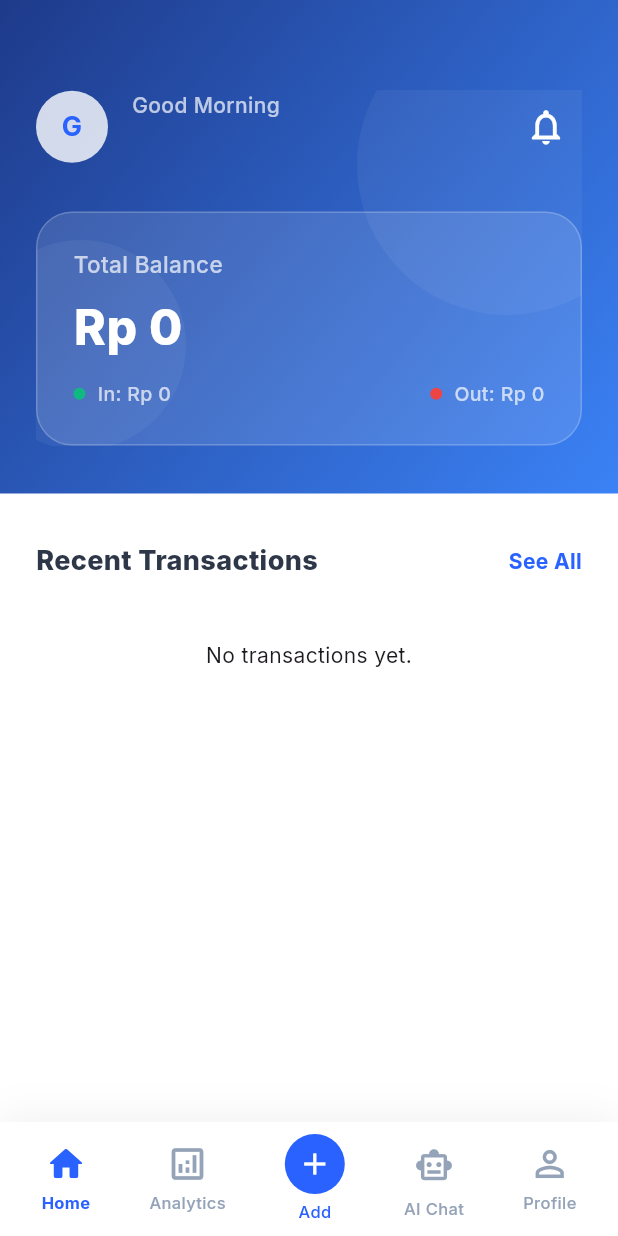
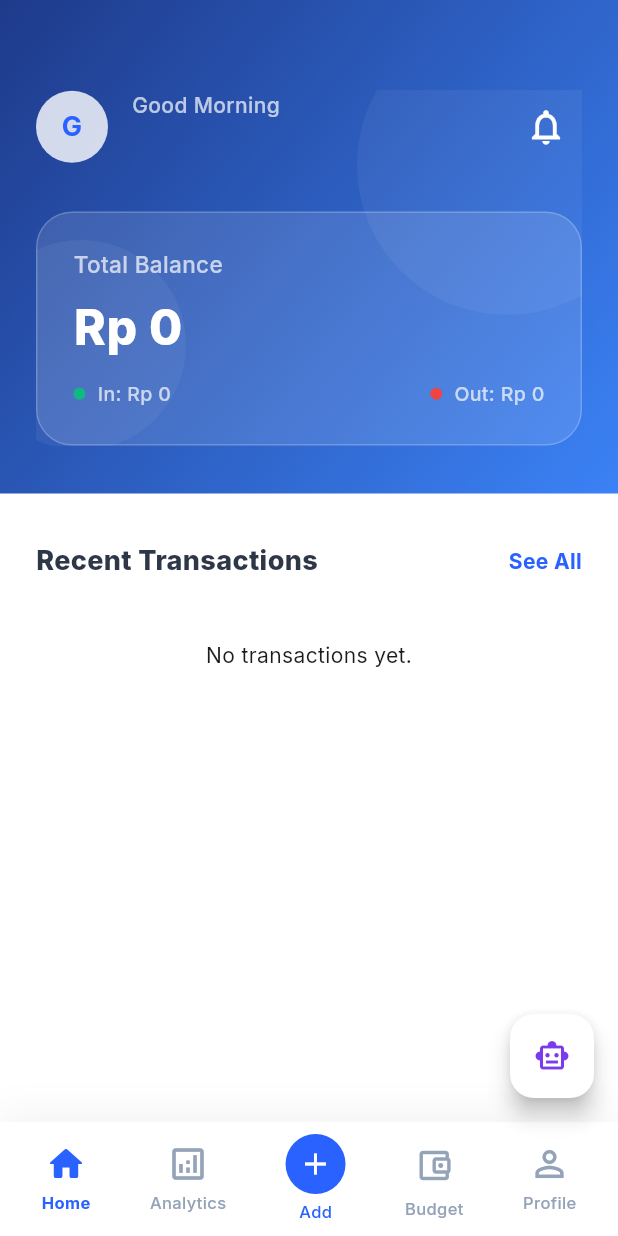
Before and after one commit to langss1/Uangku, a Flutter app: the HomeScreen screen opened directly, on a phone screen of 412 x 824 dp. Run offline on Flutter 3.47's test engine with Material 3 defaults, Android fonts, the phone set to English and light mode, and no system bars; our stand-ins replace camera, fl_chart, flutter_dotenv, google_fonts, google_generative_ai, image_picker and 4 more; accounts and stored records are empty; network calls fail.

Commit message:
tambah budgeting

```diff
--- a/uangku_app/lib/features/home/home_screen.dart
+++ b/uangku_app/lib/features/home/home_screen.dart
@@ -12,6 +12,7 @@ import 'package:uangku_app/features/analytics/screens/analytics_screen.dart';
 import 'package:uangku_app/features/chat/screens/chat_screen.dart';
 import 'package:uangku_app/features/scan/screens/scan_screen.dart';
 import 'package:uangku_app/features/notification/screens/notification_screen.dart';
+import 'package:uangku_app/features/budget/screens/budget_screen.dart';
 import 'package:intl/intl.dart';
 class HomeScreen extends StatefulWidget {
   const HomeScreen({super.key});
@@ -56,6 +57,18 @@ class _HomeScreenState extends State<HomeScreen> {
       backgroundColor: Colors.white,
       body: _buildBody(),
       bottomNavigationBar: _buildBottomNav(),
+      floatingActionButton: _selectedIndex != 2
+          ? FloatingActionButton(
+              onPressed: () {
+                Navigator.push(
+                  context,
+                  MaterialPageRoute(builder: (_) => const ChatScreen()),
+                );
+              },
+              backgroundColor: Colors.white,
+              child: const Icon(Icons.smart_toy_outlined, color: Color(0xFF7C3AED)),
+            )
+          : null,
     );
   }
 
@@ -71,7 +84,7 @@ class _HomeScreenState extends State<HomeScreen> {
       });
     }
     if (_selectedIndex == 3) {
-      return const ChatScreen();
+      return const BudgetScreen();
     }
     if (_selectedIndex == 4) {
       return const ProfileScreen();
@@ -606,7 +619,7 @@ class _HomeScreenState extends State<HomeScreen> {
               _buildNavItem(icon: Icons.home_rounded, label: 'Home', index: 0),
               _buildNavItem(icon: Icons.analytics_outlined, label: 'Analytics', index: 1),
               _buildNavItem(icon: Icons.add, label: 'Add', index: 2),
-              _buildNavItem(icon: Icons.smart_toy_outlined, label: 'AI Chat', index: 3),
+              _buildNavItem(icon: Icons.account_balance_wallet_outlined, label: 'Budget', index: 3),
               _buildNavItem(icon: Icons.person_outline, label: 'Profile', index: 4),
             ],
           ),
```
